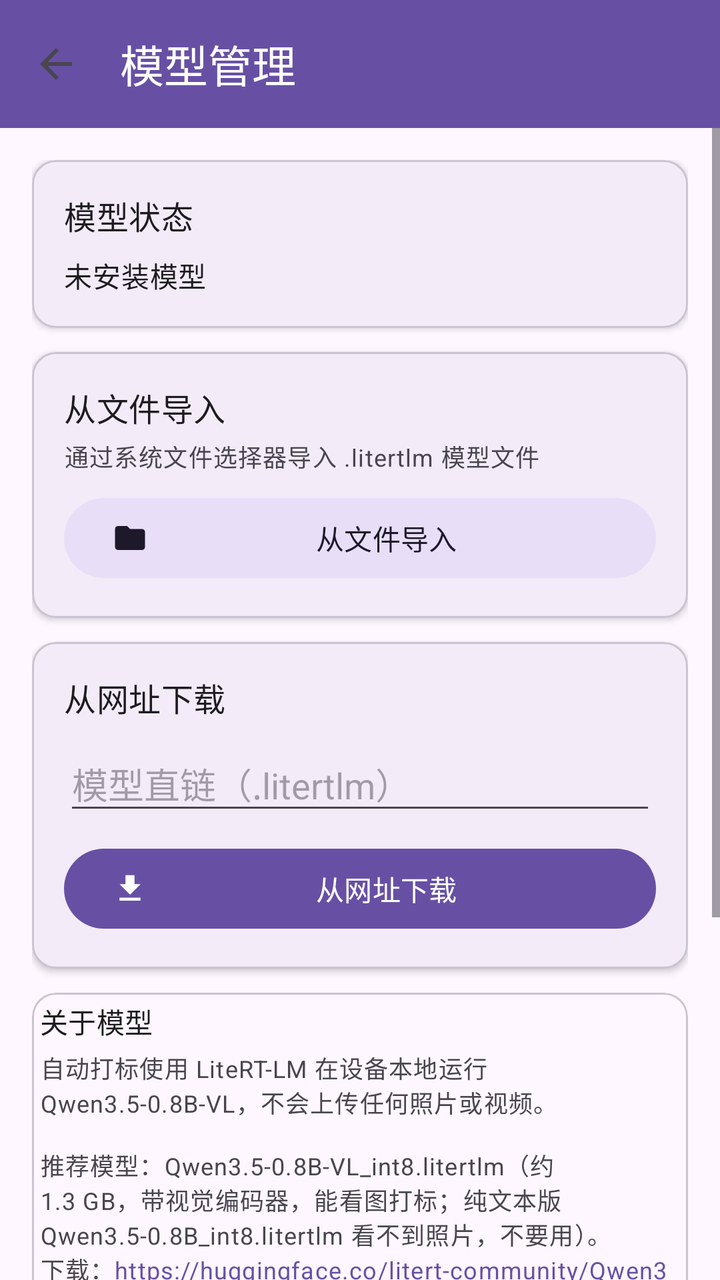
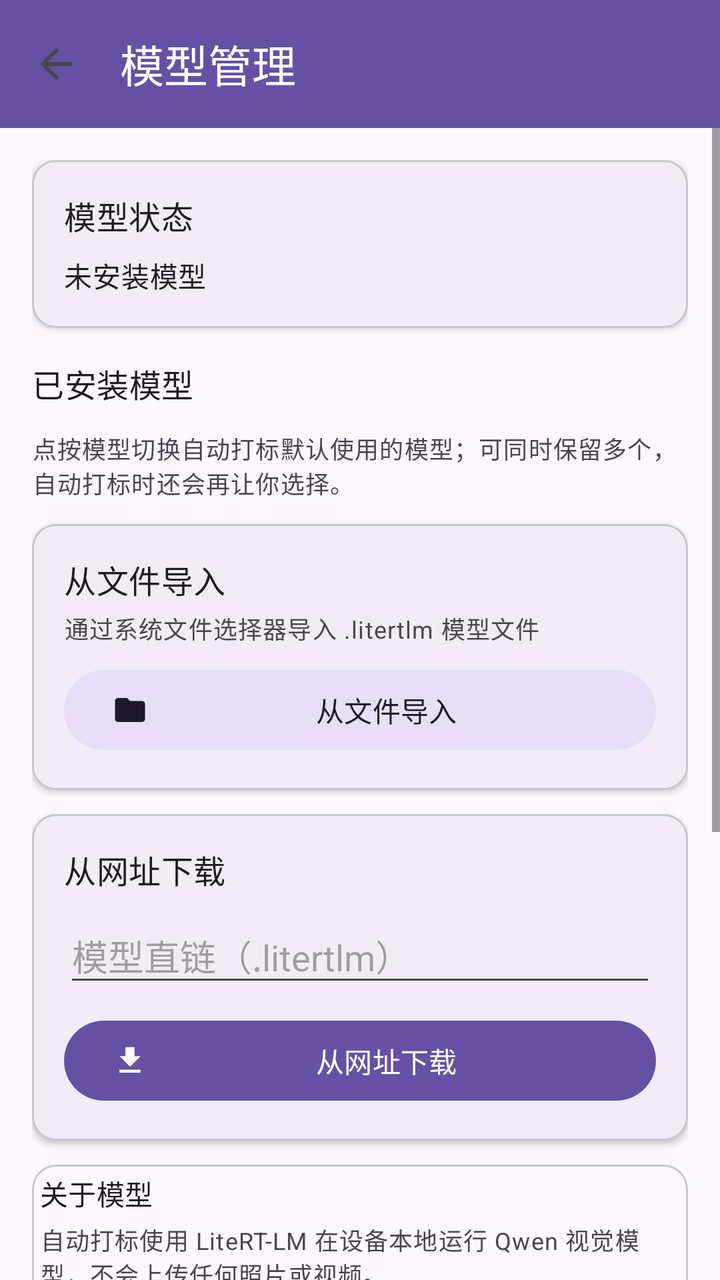

Screens rendered from an Android XML layout before and after an edit, with the pre-edit source and the edit as a unified diff.
<!-- AndroidManifest.xml: application theme Theme.AlbumMarker -->
<!-- res/layout/activity_model_manage.xml -->
<?xml version="1.0" encoding="utf-8"?>
<LinearLayout xmlns:android="http://schemas.android.com/apk/res/android"
    xmlns:app="http://schemas.android.com/apk/res-auto"
    android:layout_width="match_parent"
    android:layout_height="match_parent"
    android:orientation="vertical">

    <com.google.android.material.appbar.MaterialToolbar
        android:id="@+id/toolbar"
        android:layout_width="match_parent"
        android:layout_height="?attr/actionBarSize"
        android:background="?attr/colorPrimary"
        app:navigationIcon="@drawable/ic_arrow_back"
        app:title="@string/title_model_manage"
        app:titleTextColor="@android:color/white" />

    <ScrollView
        android:layout_width="match_parent"
        android:layout_height="0dp"
        android:layout_weight="1"
        android:fillViewport="true">

    <LinearLayout
        android:layout_width="match_parent"
        android:layout_height="wrap_content"
        android:orientation="vertical"
        android:padding="16dp">

        
        <com.google.android.material.card.MaterialCardView
            android:layout_width="match_parent"
            android:layout_height="wrap_content"
            app:cardElevation="2dp">

            <LinearLayout
                android:layout_width="match_parent"
                android:layout_height="wrap_content"
                android:orientation="vertical"
                android:padding="16dp">

                <TextView
                    android:layout_width="match_parent"
                    android:layout_height="wrap_content"
                    android:text="@string/model_status_title"
                    android:textAppearance="?attr/textAppearanceTitleMedium" />

                <TextView
                    android:id="@+id/tvModelStatus"
                    android:layout_width="match_parent"
                    android:layout_height="wrap_content"
                    android:layout_marginTop="8dp"
                    android:text="@string/model_status_none"
                    android:textAppearance="?attr/textAppearanceBodyMedium" />
            </LinearLayout>
        </com.google.android.material.card.MaterialCardView>

        
        <com.google.android.material.card.MaterialCardView
            android:layout_width="match_parent"
            android:layout_height="wrap_content"
            android:layout_marginTop="12dp"
            app:cardElevation="2dp">

            <LinearLayout
                android:layout_width="match_parent"
                android:layout_height="wrap_content"
                android:orientation="vertical"
                android:padding="16dp">

                <TextView
                    android:layout_width="match_parent"
                    android:layout_height="wrap_content"
                    android:text="@string/model_import_file"
                    android:textAppearance="?attr/textAppearanceTitleMedium" />

                <TextView
                    android:layout_width="match_parent"
                    android:layout_height="wrap_content"
                    android:layout_marginTop="4dp"
                    android:text="@string/model_import_hint"
                    android:textAppearance="?attr/textAppearanceBodySmall"
                    android:textColor="?android:attr/textColorSecondary" />

                <com.google.android.material.button.MaterialButton
                    android:id="@+id/btnImportFile"
                    style="@style/Widget.Material3.Button.TonalButton"
                    android:layout_width="match_parent"
                    android:layout_height="wrap_content"
                    android:layout_marginTop="8dp"
                    android:text="@string/model_import_file"
                    app:icon="@drawable/ic_folder" />
            </LinearLayout>
        </com.google.android.material.card.MaterialCardView>

        
        <com.google.android.material.card.MaterialCardView
            android:layout_width="match_parent"
            android:layout_height="wrap_content"
            android:layout_marginTop="12dp"
            app:cardElevation="2dp">

            <LinearLayout
                android:layout_width="match_parent"
                android:layout_height="wrap_content"
                android:orientation="vertical"
                android:padding="16dp">

                <TextView
                    android:layout_width="match_parent"
                    android:layout_height="wrap_content"
                    android:text="@string/model_download"
                    android:textAppearance="?attr/textAppearanceTitleMedium" />

                <EditText
                    android:id="@+id/etModelUrl"
                    android:layout_width="match_parent"
                    android:layout_height="wrap_content"
                    android:layout_marginTop="8dp"
                    android:hint="@string/model_url_hint"
                    android:importantForAutofill="no"
                    android:inputType="textUri"
                    android:minHeight="44dp" />

                <com.google.android.material.button.MaterialButton
                    android:id="@+id/btnDownloadModel"
                    android:layout_width="match_parent"
                    android:layout_height="wrap_content"
                    android:layout_marginTop="8dp"
                    android:text="@string/model_download"
                    app:icon="@drawable/ic_download" />
            </LinearLayout>
        </com.google.android.material.card.MaterialCardView>

        
        <com.google.android.material.card.MaterialCardView
            android:layout_width="match_parent"
            android:layout_height="wrap_content"
            android:layout_marginTop="12dp"
            app:cardElevation="0dp">

            <LinearLayout
                android:layout_width="match_parent"
                android:layout_height="wrap_content"
                android:orientation="vertical"
                android:padding="4dp">

                <TextView
                    android:layout_width="match_parent"
                    android:layout_height="wrap_content"
                    android:text="@string/model_help_title"
                    android:textAppearance="?attr/textAppearanceTitleSmall" />

                <TextView
                    android:layout_width="match_parent"
                    android:layout_height="wrap_content"
                    android:layout_marginTop="4dp"
                    android:autoLink="web"
                    android:text="@string/model_help"
                    android:textAppearance="?attr/textAppearanceBodySmall"
                    android:textColor="?android:attr/textColorSecondary" />
            </LinearLayout>
        </com.google.android.material.card.MaterialCardView>

        
        <com.google.android.material.button.MaterialButton
            android:id="@+id/btnDeleteModel"
            style="@style/Widget.Material3.Button.OutlinedButton"
            android:layout_width="match_parent"
            android:layout_height="wrap_content"
            android:layout_marginTop="16dp"
            android:text="@string/model_delete"
            android:textColor="#B3261E"
            app:icon="@drawable/ic_delete"
            app:iconTint="#B3261E" />
    </LinearLayout>
    </ScrollView>

</LinearLayout>
<!-- resources referenced by this layout -->
<resources>
  <!-- drawable ic_arrow_back (drawable) -->
  <vector xmlns:android="http://schemas.android.com/apk/res/android"
      android:width="24dp"
      android:height="24dp"
      android:viewportWidth="24"
      android:viewportHeight="24"
      android:tint="?attr/colorControlNormal">
      <path
          android:fillColor="@android:color/white"
          android:pathData="M20,11H7.83l5.59,-5.59L12,4l-8,8l8,8l1.41,-1.41L7.83,13H20v-2z" />
  </vector>
  <!-- drawable ic_delete (drawable) -->
  <vector xmlns:android="http://schemas.android.com/apk/res/android"
      android:width="24dp"
      android:height="24dp"
      android:viewportWidth="24"
      android:viewportHeight="24">
      <path
          android:fillColor="@android:color/white"
          android:pathData="M6,19c0,1.1 0.9,2 2,2h8c1.1,0 2,-0.9 2,-2V7H6v12zM19,4h-3.5l-1,-1h-5l-1,1H5v2h14V4z" />
  </vector>
  <!-- drawable ic_download (drawable) -->
  <vector xmlns:android="http://schemas.android.com/apk/res/android"
      android:width="24dp"
      android:height="24dp"
      android:viewportWidth="24"
      android:viewportHeight="24">
      <path
          android:fillColor="@android:color/white"
          android:pathData="M19,9h-4V3H9v6H5l7,7l7,-7zM5,18v2h14v-2H5z" />
  </vector>
  <!-- drawable ic_folder (drawable) -->
  <vector xmlns:android="http://schemas.android.com/apk/res/android"
      android:width="24dp"
      android:height="24dp"
      android:viewportWidth="24"
      android:viewportHeight="24">
      <path
          android:fillColor="@android:color/white"
          android:pathData="M10,4H4c-1.1,0 -1.99,0.9 -1.99,2L2,18c0,1.1 0.9,2 2,2h16c1.1,0 2,-0.9 2,-2V8c0,-1.1 -0.9,-2 -2,-2h-8l-2,-2z" />
  </vector>
  <string name="model_delete">删除模型</string>
  <string name="model_download">从网址下载</string>
  <string name="model_help">自动打标使用 LiteRT-LM 在设备本地运行 Qwen3.5-0.8B-VL，不会上传任何照片或视频。\n\n推荐模型：Qwen3.5-0.8B-VL_int8.litertlm（约 1.3 GB，带视觉编码器，能看图打标；纯文本版 Qwen3.5-0.8B_int8.litertlm 看不到照片，不要用）。\n下载：https://huggingface.co/litert-community/Qwen3.5-0.8B\n国内镜像：https://hf-mirror.com/litert-community/Qwen3.5-0.8B\n\n安装方式：\n1. 下载 .litertlm 文件（或复制直链）；\n2. 在本页「从文件导入」，或填写直链「从网址下载」。\n\n模型保存在应用私有目录，卸载应用即删除。未安装模型时，「自动添加标签」会退化为启发式标签（颜色 / 亮度 / 横竖版 / EXIF / 时长等本地特征）。</string>
  <string name="model_help_title">关于模型</string>
  <string name="model_import_file">从文件导入</string>
  <string name="model_import_hint">通过系统文件选择器导入 .litertlm 模型文件</string>
  <string name="model_status_none">未安装模型</string>
  <string name="model_status_title">模型状态</string>
  <string name="model_url_hint">模型直链（.litertlm）</string>
  <string name="title_model_manage">模型管理</string>
  <style name="Theme.AlbumMarker" parent="Theme.Material3.DayNight.NoActionBar">
          <item name="colorPrimary">@color/brand_primary</item>
          <item name="colorOnPrimary">@android:color/white</item>
          <item name="android:statusBarColor">@android:color/transparent</item>
          <item name="android:navigationBarColor">@android:color/transparent</item>
          <item name="android:windowLightStatusBar">false</item>
      </style>
  <color name="brand_primary">#6750A4</color>
</resources>

<!-- the commit's change to res/layout/activity_model_manage.xml (unified diff, before → after) -->
@@ -53,6 +53,29 @@
                     android:textAppearance="?attr/textAppearanceBodyMedium" />
             </LinearLayout>
         </com.google.android.material.card.MaterialCardView>
+
+        
+        <TextView
+            android:layout_width="match_parent"
+            android:layout_height="wrap_content"
+            android:layout_marginTop="16dp"
+            android:text="@string/model_installed_title"
+            android:textAppearance="?attr/textAppearanceTitleMedium" />
+
+        <LinearLayout
+            android:id="@+id/llModels"
+            android:layout_width="match_parent"
+            android:layout_height="wrap_content"
+            android:layout_marginTop="8dp"
+            android:orientation="vertical" />
+
+        <TextView
+            android:layout_width="match_parent"
+            android:layout_height="wrap_content"
+            android:layout_marginTop="4dp"
+            android:text="@string/model_installed_hint"
+            android:textAppearance="?attr/textAppearanceBodySmall"
+            android:textColor="?android:attr/textColorSecondary" />
 
         
         <com.google.android.material.card.MaterialCardView
@@ -161,17 +184,6 @@
             </LinearLayout>
         </com.google.android.material.card.MaterialCardView>
 
-        
-        <com.google.android.material.button.MaterialButton
-            android:id="@+id/btnDeleteModel"
-            style="@style/Widget.Material3.Button.OutlinedButton"
-            android:layout_width="match_parent"
-            android:layout_height="wrap_content"
-            android:layout_marginTop="16dp"
-            android:text="@string/model_delete"
-            android:textColor="#B3261E"
-            app:icon="@drawable/ic_delete"
-            app:iconTint="#B3261E" />
     </LinearLayout>
     </ScrollView>
 
<!-- resource entries referenced after the edit -->
@@ -10,16 +10,6 @@
       <path
           android:fillColor="@android:color/white"
           android:pathData="M20,11H7.83l5.59,-5.59L12,4l-8,8l8,8l1.41,-1.41L7.83,13H20v-2z" />
-  </vector>
-  <!-- drawable ic_delete (drawable) -->
-  <vector xmlns:android="http://schemas.android.com/apk/res/android"
-      android:width="24dp"
-      android:height="24dp"
-      android:viewportWidth="24"
-      android:viewportHeight="24">
-      <path
-          android:fillColor="@android:color/white"
-          android:pathData="M6,19c0,1.1 0.9,2 2,2h8c1.1,0 2,-0.9 2,-2V7H6v12zM19,4h-3.5l-1,-1h-5l-1,1H5v2h14V4z" />
   </vector>
   <!-- drawable ic_download (drawable) -->
   <vector xmlns:android="http://schemas.android.com/apk/res/android"
@@ -41,12 +31,13 @@
           android:fillColor="@android:color/white"
           android:pathData="M10,4H4c-1.1,0 -1.99,0.9 -1.99,2L2,18c0,1.1 0.9,2 2,2h16c1.1,0 2,-0.9 2,-2V8c0,-1.1 -0.9,-2 -2,-2h-8l-2,-2z" />
   </vector>
-  <string name="model_delete">删除模型</string>
   <string name="model_download">从网址下载</string>
-  <string name="model_help">自动打标使用 LiteRT-LM 在设备本地运行 Qwen3.5-0.8B-VL，不会上传任何照片或视频。\n\n推荐模型：Qwen3.5-0.8B-VL_int8.litertlm（约 1.3 GB，带视觉编码器，能看图打标；纯文本版 Qwen3.5-0.8B_int8.litertlm 看不到照片，不要用）。\n下载：https://huggingface.co/litert-community/Qwen3.5-0.8B\n国内镜像：https://hf-mirror.com/litert-community/Qwen3.5-0.8B\n\n安装方式：\n1. 下载 .litertlm 文件（或复制直链）；\n2. 在本页「从文件导入」，或填写直链「从网址下载」。\n\n模型保存在应用私有目录，卸载应用即删除。未安装模型时，「自动添加标签」会退化为启发式标签（颜色 / 亮度 / 横竖版 / EXIF / 时长等本地特征）。</string>
+  <string name="model_help">自动打标使用 LiteRT-LM 在设备本地运行 Qwen 视觉模型，不会上传任何照片或视频。\n\n可同时安装多个模型，在「自动添加标签」时选择：\n• Qwen3.5-0.8B-VL_int8.litertlm（约 1.3 GB）——速度快、内存占用低，日常首选；\n• Qwen3.5-2B-VL_int8.litertlm（约 3.15 GB）——识别 / OCR 更强，但 8GB 机型较慢，且可能被系统回收。\n\n下载（0.8B）：https://huggingface.co/litert-community/Qwen3.5-0.8B\n下载（2B）：https://huggingface.co/litert-community/Qwen3.5-2B\n国内镜像：https://hf-mirror.com/litert-community/Qwen3.5-0.8B\n\n安装方式：\n1. 下载 .litertlm 文件（或复制直链）；\n2. 在本页「从文件导入」，或填写直链「从网址下载」。\n\n模型保存在应用私有目录，卸载应用即删除。未安装模型时，「自动添加标签」会退化为启发式标签（颜色 / 亮度 / 横竖版 / EXIF / 时长等本地特征）。</string>
   <string name="model_help_title">关于模型</string>
   <string name="model_import_file">从文件导入</string>
   <string name="model_import_hint">通过系统文件选择器导入 .litertlm 模型文件</string>
+  <string name="model_installed_hint">点按模型切换自动打标默认使用的模型；可同时保留多个，自动打标时还会再让你选择。</string>
+  <string name="model_installed_title">已安装模型</string>
   <string name="model_status_none">未安装模型</string>
   <string name="model_status_title">模型状态</string>
   <string name="model_url_hint">模型直链（.litertlm）</string>
